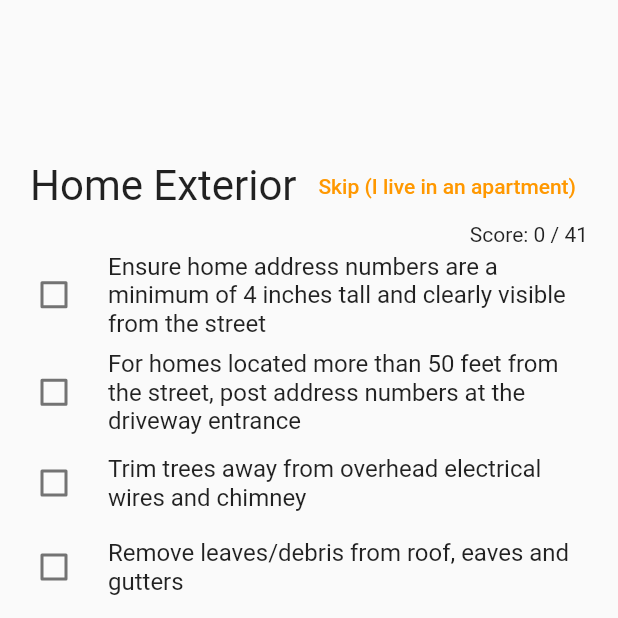
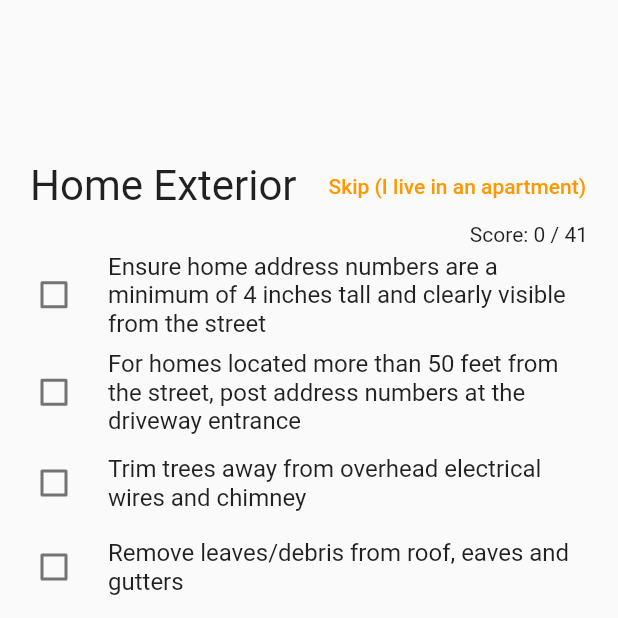
Before and after one commit to Lypho2012/fire_safety, a Flutter app: the HomeExteriorQuizPage screen opened directly, on a phone screen of 412 x 824 dp, the top half of it. Run offline on Flutter 3.47's test engine with Material 2 defaults, Android fonts, the phone set to English and light mode, and no system bars; our stand-ins replace url_launcher_web; generated files the repository leaves out were written again.

Commit message:
fixed formatting

```diff
--- a/lib/pages/choose_language_page.dart
+++ b/lib/pages/choose_language_page.dart
@@ -16,8 +16,9 @@ class _ChooseLanguagePage extends State<ChooseLanguagePage> {
   Widget build(BuildContext context) {
     return Scaffold(
         body: Padding(
-            padding: EdgeInsets.all(100),
+            padding: EdgeInsets.only(top:100),
             child: Column(
+                crossAxisAlignment: CrossAxisAlignment.center,
                 children: [
                   Text('Welcome!'),
                   Text('Choose a language to continue in:'),
@@ -52,7 +53,8 @@ class _ChooseLanguagePage extends State<ChooseLanguagePage> {
                         }));
                       },
                       child: const Text('Next'))
-                ])
+                ]
+            )
         )
     );
   }
--- a/lib/pages/quiz/home_exterior_quiz_page.dart
+++ b/lib/pages/quiz/home_exterior_quiz_page.dart
@@ -30,9 +30,8 @@ class _HomeExteriorQuizPage extends State<HomeExteriorQuizPage> {
                         padding: EdgeInsets.only(left: 20),
                         child: Text(AppLocalizations.of(context)!.home_exterior_quiz_page_title,textScaleFactor: 2)
                     ),
-                    Padding(
-                        padding: EdgeInsets.only(right: 20),
-                        child: TextButton(
+                    Expanded(
+                        child:TextButton(
                             onPressed: () {
                               Navigator.push(context, MaterialPageRoute(builder: (context) {
                                 return const SmokeAlarmsQuizPage();
@@ -40,7 +39,8 @@ class _HomeExteriorQuizPage extends State<HomeExteriorQuizPage> {
                               total -= numCheckboxes;
                               skipped = true;
                             },
-                            child: const Text('Skip (I live in an apartment)'))
+                            child: const Text('Skip (I live in an apartment)')
+                        )
                     )
                   ],
                 ),
--- a/lib/pages/quiz/laundry_room_quiz_page.dart
+++ b/lib/pages/quiz/laundry_room_quiz_page.dart
@@ -32,8 +32,7 @@ class _LaundryRoomQuizPage extends State<LaundryRoomQuizPage> {
                           padding: EdgeInsets.only(left: 20),
                           child: Text(AppLocalizations.of(context)!.laundry_room_quiz_page_title,textScaleFactor: 2)
                       ),
-                      Padding(
-                          padding: EdgeInsets.only(right: 20),
+                      Expanded(
                           child: TextButton(
                               onPressed: () {
                                 Navigator.push(context, MaterialPageRoute(builder: (context) {
```
Also changed, not shown: 198 other files.
